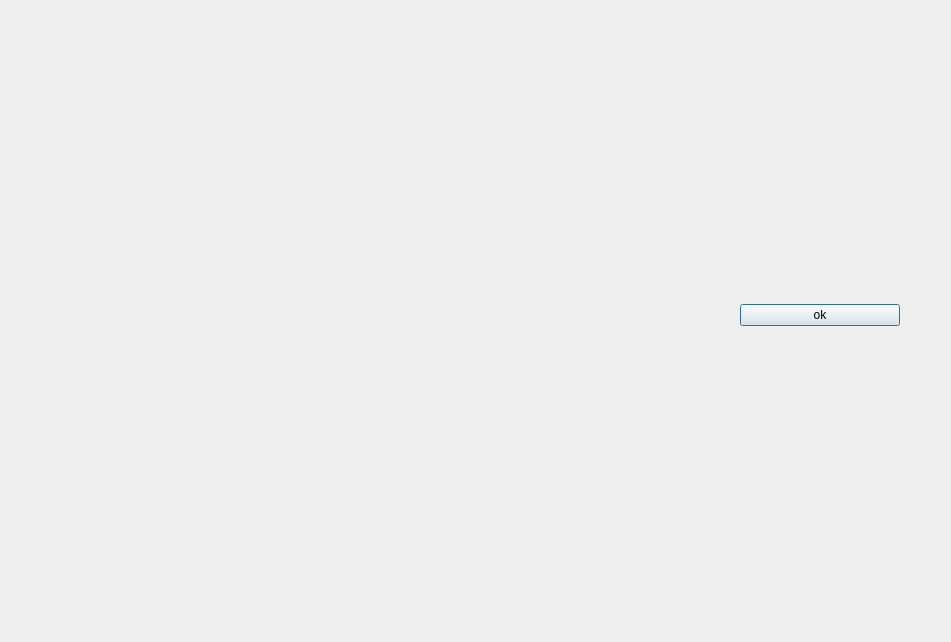
jueoneom/shotDataVisualization, file test.ui: the form before one commit.
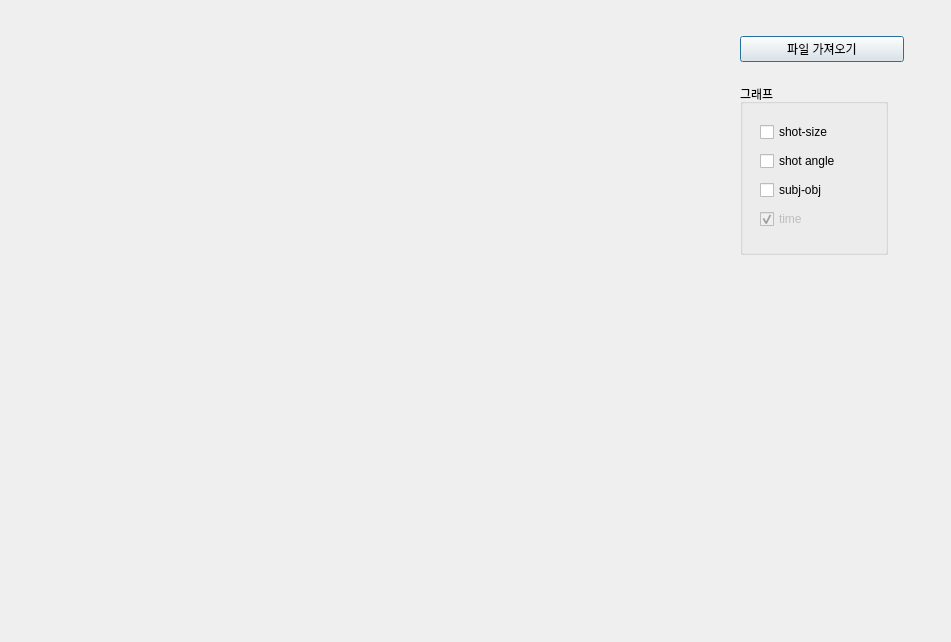
The form after the commit.

The edit to the form file:
```diff
--- a/test.ui
+++ b/test.ui
@@ -29,18 +29,98 @@
     <rect>
      <x>740</x>
      <y>20</y>
-     <width>160</width>
-     <height>591</height>
+     <width>164</width>
+     <height>251</height>
     </rect>
    </property>
-   <layout class="QVBoxLayout" name="verticalLayout_2">
+   <layout class="QVBoxLayout" name="verticalLayout_2" stretch="0,0">
+    <property name="sizeConstraint">
+     <enum>QLayout::SetDefaultConstraint</enum>
+    </property>
     <item>
      <widget class="QPushButton" name="okBtn">
       <property name="text">
-       <string>ok</string>
+       <string>파일 가져오기</string>
       </property>
      </widget>
     </item>
+    <item>
+     <widget class="QGroupBox" name="groupBox">
+      <property name="minimumSize">
+       <size>
+        <width>0</width>
+        <height>50</height>
+       </size>
+      </property>
+      <property name="maximumSize">
+       <size>
+        <width>148</width>
+        <height>171</height>
+       </size>
+      </property>
+      <property name="title">
+       <string>그래프</string>
+      </property>
+      <widget class="QWidget" name="verticalLayoutWidget_3">
+       <property name="geometry">
+        <rect>
+         <x>10</x>
+         <y>30</y>
+         <width>131</width>
+         <height>127</height>
+        </rect>
+       </property>
+       <layout class="QVBoxLayout" name="verticalLayout_3">
+        <property name="leftMargin">
+         <number>10</number>
+        </property>
+        <property name="topMargin">
+         <number>5</number>
+        </property>
+        <property name="rightMargin">
+         <number>10</number>
+        </property>
+        <property name="bottomMargin">
+         <number>5</number>
+        </property>
+        <item>
+         <widget class="QCheckBox" name="checkBox_2">
+          <property name="text">
+           <string>shot-size</string>
+          </property>
+         </widget>
+        </item>
+        <item>
+         <widget class="QCheckBox" name="checkBox">
+          <property name="text">
+           <string>shot angle</string>
+          </property>
+         </widget>
+        </item>
+        <item>
+         <widget class="QCheckBox" name="checkBox_3">
+          <property name="text">
+           <string>subj-obj</string>
+          </property>
+         </widget>
+        </item>
+        <item>
+         <widget class="QCheckBox" name="checkBox_4">
+          <property name="enabled">
+           <bool>false</bool>
+          </property>
+          <property name="text">
+           <string>time</string>
+          </property>
+          <property name="checked">
+           <bool>true</bool>
+          </property>
+         </widget>
+        </item>
+       </layout>
+      </widget>
+     </widget>
+    </item>
    </layout>
   </widget>
  </widget>
```
